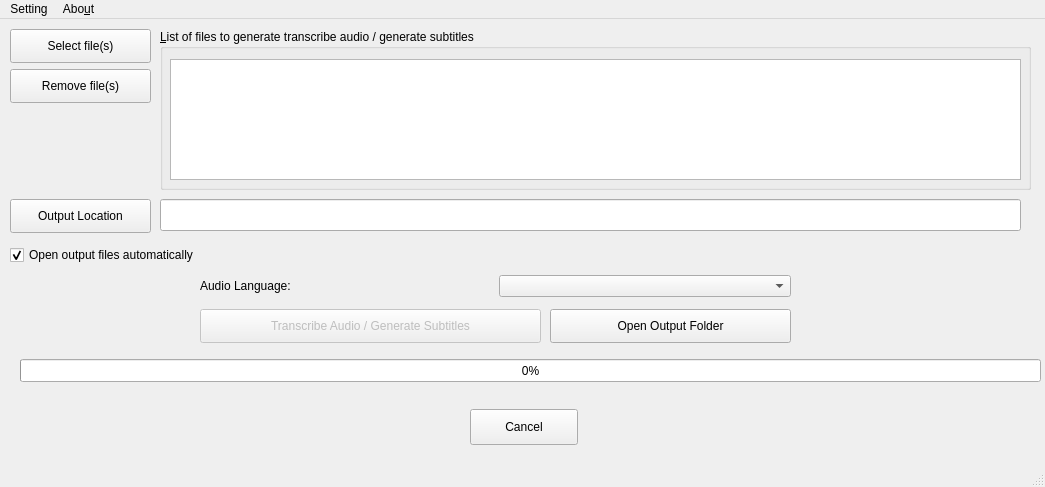
First picture: the form in pytranscriber/gui/gui.ui, repository agermanidis/autosub, before the edit.
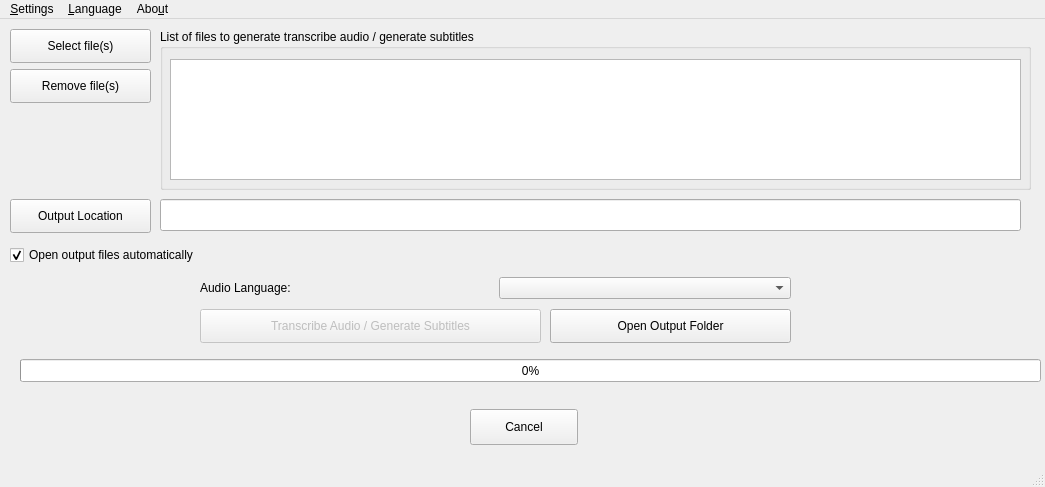
Second picture: the form after the edit.

Commit message: GUI New Feature - change language

What changed in the file:
```diff
--- a/pytranscriber/gui/gui.ui
+++ b/pytranscriber/gui/gui.ui
@@ -121,7 +121,7 @@
      </rect>
     </property>
     <property name="title">
-     <string>&amp;List of files to generate transcribe audio / generate subtitles</string>
+     <string>List of files to generate transcribe audio / generate subtitles</string>
     </property>
     <property name="alignment">
      <set>Qt::AlignLeading|Qt::AlignLeft|Qt::AlignTop</set>
@@ -204,7 +204,7 @@
       <x>200</x>
       <y>250</y>
       <width>591</width>
-      <height>34</height>
+      <height>38</height>
      </rect>
     </property>
     <layout class="QHBoxLayout" name="horizontalLayout_5">
@@ -230,8 +230,8 @@
     <rect>
      <x>0</x>
      <y>0</y>
-     <width>1042</width>
-     <height>18</height>
+     <width>1045</width>
+     <height>28</height>
     </rect>
    </property>
    <widget class="QMenu" name="menuAbout">
@@ -244,11 +244,21 @@
    </widget>
    <widget class="QMenu" name="menuProxy">
     <property name="title">
-     <string>Setting</string>
+     <string>&amp;Settings</string>
     </property>
     <addaction name="actionProxy"/>
    </widget>
+   <widget class="QMenu" name="menuLanguage">
+    <property name="title">
+     <string>&amp;Language</string>
+    </property>
+    <addaction name="actionEnglish"/>
+    <addaction name="actionChineseTraditional"/>
+    <addaction name="actionChineseSimplified"/>
+    <addaction name="actionPortuguese"/>
+   </widget>
    <addaction name="menuProxy"/>
+   <addaction name="menuLanguage"/>
    <addaction name="menuAbout"/>
   </widget>
   <widget class="QStatusBar" name="statusbar"/>
```
Left out of the diff: 26 changed lines with no effect on the pictures. The commit also changes 1 other file.
